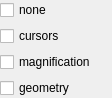
The window that Code/Gui/MITK/Modules/niftkMIDASGui/Resources/UI/QmitkMIDASBindWidget.ui (NifTK/NifTK) describes before a commit, drawn with Qt 5.
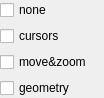
The same window after the commit.

Diff of the .ui file:
```diff
--- a/Code/Gui/MITK/Modules/niftkMIDASGui/Resources/UI/QmitkMIDASBindWidget.ui
+++ b/Code/Gui/MITK/Modules/niftkMIDASGui/Resources/UI/QmitkMIDASBindWidget.ui
@@ -6,17 +6,14 @@
    <rect>
     <x>0</x>
     <y>0</y>
-    <width>112</width>
-    <height>79</height>
+    <width>104</width>
+    <height>83</height>
    </rect>
   </property>
   <property name="windowTitle">
    <string>Form</string>
   </property>
   <layout class="QVBoxLayout" name="verticalLayout">
-   <property name="spacing">
-    <number>6</number>
-   </property>
    <property name="margin">
     <number>0</number>
    </property>
@@ -46,7 +43,7 @@
       <string>bind magnification across multiple views</string>
      </property>
      <property name="text">
-      <string>magnification</string>
+      <string>move&amp;&amp;zoom</string>
      </property>
     </widget>
    </item>
```
